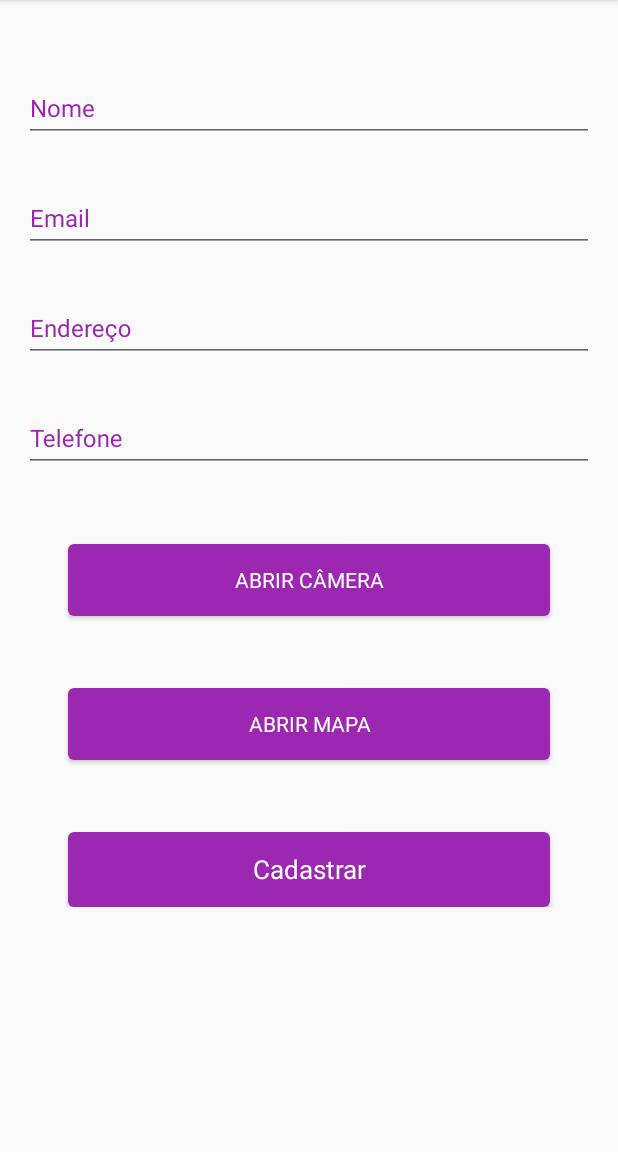
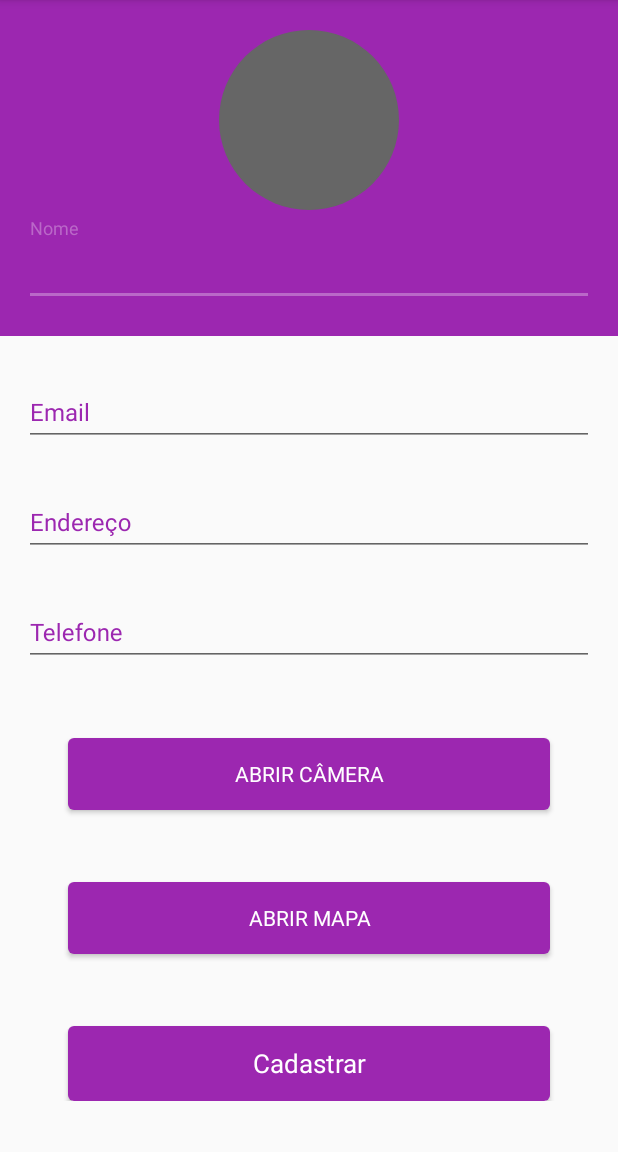
Before and after one commit to andlzanon/Agenda, an Android app: the CadastroContatosActivity screen opened directly, with no data from a screen before it, on a phone screen of 412 x 824 dp, the part 84-1236 px from its top. Run offline under Robolectric (Android 15) with nearby library versions, the phone set to English and light mode, and no system bars; our stand-ins replace ButterKnife.

Commit message:
Mudancas de layout e implementacao da classe Contato

```diff
--- /dev/null
+++ b/app/src/main/java/bug/the/agenda/Contato.java
@@ -0,0 +1,37 @@
+package bug.the.agenda;
+
+import android.graphics.Bitmap;
+
+/**
+ * Created by Andre on 25/10/2017.
+ */
+
+public class Contato {
+    private Bitmap fotoPerfil;
+    private String nome;
+    private String endereco;
+    private String telefone;
+
+    public Contato(Bitmap bitmap, String nome, String endereco, String telefone){
+        this.fotoPerfil = bitmap;
+        this.nome = nome;
+        this.endereco = endereco;
+        this.telefone = telefone;
+    }
+
+    public Bitmap getFotoPerfil() {
+        return fotoPerfil;
+    }
+
+    public String getNome() {
+        return nome;
+    }
+
+    public String getEndereco() {
+        return endereco;
+    }
+
+    public String getTelefone() {
+        return telefone;
+    }
+}
--- a/app/src/main/java/bug/the/agenda/main/MainPresenter.java
+++ b/app/src/main/java/bug/the/agenda/main/MainPresenter.java
@@ -28,6 +28,4 @@ public class MainPresenter {
             mainView.loginComSucesso();
         }
     }
-
-
 }
--- /dev/null
+++ b/app/src/main/res/drawable/circle.xml
@@ -0,0 +1,12 @@
+<?xml version="1.0" encoding="utf-8"?>
+<shape
+    xmlns:android="http://schemas.android.com/apk/res/android"
+    android:shape="oval">
+
+    <solid
+        android:color="#666666"/>
+
+    <size
+        android:width="120dp"
+        android:height="120dp"/>
+</shape>
--- a/app/src/main/res/layout/activity_cadastro_contatos.xml
+++ b/app/src/main/res/layout/activity_cadastro_contatos.xml
@@ -13,18 +13,28 @@ tools:context="bug.the.agenda.cadastroContatos.CadastroContatosActivity">
     <LinearLayout
         android:layout_width="match_parent"
         android:layout_height="wrap_content"
-        android:descendantFocusability="beforeDescendants"
-        android:focusableInTouchMode="true"
+        android:orientation="vertical">
+
+        <LinearLayout
+            android:layout_width="match_parent"
+            android:layout_height="wrap_content"
             android:orientation="vertical"
-        android:paddingLeft="16dp"
-        android:paddingRight="16dp">
+            android:background="@color/colorPrimary">
+
+            <ImageButton
+                android:layout_width="wrap_content"
+                android:layout_height="wrap_content"
+                android:background="@drawable/circle"
+                android:layout_gravity="center"
+                android:layout_marginTop="20dp"/>
 
             <android.support.design.widget.TextInputLayout
                 android:id="@+id/text_input_layout_nome"
                 android:layout_width="match_parent"
                 android:layout_height="wrap_content"
-            android:layout_marginTop="41dp"
-            android:textColorHint="@color/colorPrimary">
+                android:layout_marginTop="5dp"
+                android:layout_marginBottom="20dp"
+                android:textColorHint="@color/white">
 
                 <android.support.design.widget.TextInputEditText
                     android:id="@+id/edit_text_nome"
@@ -34,11 +44,27 @@ tools:context="bug.the.agenda.cadastroContatos.CadastroContatosActivity">
                     android:hint="@string/nome"
                     android:maxLines="1"
                     android:lines="1"
-                android:textColor="@color/colorPrimary"
-                android:textSize="16sp"
+                    android:textColor="@color/white"
+                    android:textSize="20sp"
+                    android:layout_marginStart="16dp"
+                    android:layout_marginLeft="16dp"
+                    android:layout_marginEnd="16dp"
+                    android:layout_marginRight="16dp"
                     android:imeOptions="actionNext" />
 
             </android.support.design.widget.TextInputLayout>
+
+    </LinearLayout>
+
+
+    <LinearLayout
+        android:layout_width="match_parent"
+        android:layout_height="wrap_content"
+        android:orientation="vertical"
+        android:layout_marginStart="16dp"
+        android:layout_marginLeft="16dp"
+        android:layout_marginEnd="16dp"
+        android:layout_marginRight="16dp">
 
         <android.support.design.widget.TextInputLayout
             android:id="@+id/text_input_layout_email"
@@ -80,6 +106,11 @@ tools:context="bug.the.agenda.cadastroContatos.CadastroContatosActivity">
 
         </android.support.design.widget.TextInputLayout>
 
+        <LinearLayout
+            android:layout_width="match_parent"
+            android:layout_height="wrap_content"
+            android:orientation="horizontal">
+
             <android.support.design.widget.TextInputLayout
                 android:id="@+id/text_input_layout_telefone"
                 android:layout_width="match_parent"
@@ -99,6 +130,10 @@ tools:context="bug.the.agenda.cadastroContatos.CadastroContatosActivity">
                     android:textSize="16sp" />
 
             </android.support.design.widget.TextInputLayout>
+
+
+        </LinearLayout>
+
 
         <Button
             android:id="@+id/button_abrirCamera"
@@ -139,6 +174,8 @@ tools:context="bug.the.agenda.cadastroContatos.CadastroContatosActivity">
             android:textColor="@color/white"
             android:textSize="17sp" />
 
+    </LinearLayout>
+
 
     </LinearLayout>
 
--- a/app/src/main/res/layout/activity_lista_contatos.xml
+++ b/app/src/main/res/layout/activity_lista_contatos.xml
@@ -23,7 +23,7 @@
             android:textSize="32sp"
             android:textColor="@color/colorPrimary"
             />
-    ></LinearLayout>
+     </LinearLayout>
 
     <android.support.design.widget.FloatingActionButton
         android:id="@+id/fab"
--- a/app/src/main/res/values/colors.xml
+++ b/app/src/main/res/values/colors.xml
@@ -1,7 +1,7 @@
 <?xml version="1.0" encoding="utf-8"?>
 <resources>
-    <color name="colorPrimary">@color/vermelho</color>
-    <color name="colorPrimaryDark">@color/vermelho_escuro</color>
+    <color name="colorPrimary">@color/roxo</color>
+    <color name="colorPrimaryDark">@color/roxo_escuro</color>
     <color name="colorAccent">#BA68C8</color>
 
     <color name="white">#FFFFFF</color>
@@ -19,8 +19,7 @@
     <color name="laranja">#ff7043</color>
     <color name="deep_purple">#673AB7</color>
 
-    <color name="vermelho">#9C27B0</color>
-    <color name="vermelho_escuro">#7B1FA2</color>
-
+    <color name="roxo">#9C27B0</color>
+    <color name="roxo_escuro">#7B1FA2</color>
 
 </resources>
```
Lines whose indentation alone changed are shown as unchanged.
